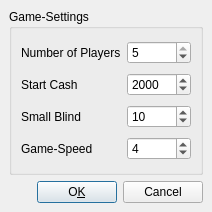
First picture: the form in src/gui/qt/newgamedialog.ui, repository pokerth/pokerth, before the edit.
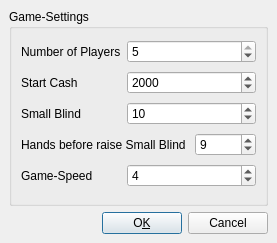
Second picture: the form after the edit.

```diff
--- a/src/gui/qt/newgamedialog.ui
+++ b/src/gui/qt/newgamedialog.ui
@@ -5,8 +5,8 @@
    <rect>
     <x>0</x>
     <y>0</y>
-    <width>212</width>
-    <height>212</height>
+    <width>277</width>
+    <height>243</height>
    </rect>
   </property>
   <property name="windowTitle" >
@@ -31,7 +31,47 @@
       <property name="spacing" >
        <number>6</number>
       </property>
-      <item row="0" column="1" >
+      <item row="4" column="1" colspan="2" >
+       <widget class="QSpinBox" name="spinBox_gameSpeed" >
+        <property name="maximum" >
+         <number>11</number>
+        </property>
+        <property name="minimum" >
+         <number>1</number>
+        </property>
+        <property name="singleStep" >
+         <number>1</number>
+        </property>
+        <property name="value" >
+         <number>4</number>
+        </property>
+       </widget>
+      </item>
+      <item row="3" column="0" colspan="2" >
+       <widget class="QLabel" name="label_14" >
+        <property name="text" >
+         <string>Hands before raise Small Blind</string>
+        </property>
+       </widget>
+      </item>
+      <item row="3" column="2" >
+       <widget class="QSpinBox" name="spinBox_handsBeforeRaiseSmallBlind" >
+        <property name="minimum" >
+         <number>1</number>
+        </property>
+        <property name="value" >
+         <number>9</number>
+        </property>
+       </widget>
+      </item>
+      <item row="4" column="0" >
+       <widget class="QLabel" name="label" >
+        <property name="text" >
+         <string>Game-Speed</string>
+        </property>
+       </widget>
+      </item>
+      <item row="0" column="1" colspan="2" >
        <widget class="QSpinBox" name="spinBox_quantityPlayers" >
         <property name="maximum" >
          <number>5</number>
@@ -44,7 +84,7 @@
         </property>
        </widget>
       </item>
-      <item row="2" column="1" >
+      <item row="2" column="1" colspan="2" >
        <widget class="QSpinBox" name="spinBox_smallBlind" >
         <property name="maximum" >
          <number>500</number>
@@ -57,7 +97,7 @@
         </property>
        </widget>
       </item>
-      <item row="1" column="1" >
+      <item row="1" column="1" colspan="2" >
        <widget class="QSpinBox" name="spinBox_startCash" >
         <property name="maximum" >
          <number>5000</number>
@@ -77,13 +117,6 @@
         </property>
        </widget>
       </item>
-      <item row="3" column="0" >
-       <widget class="QLabel" name="label" >
-        <property name="text" >
-         <string>Game-Speed</string>
-        </property>
-       </widget>
-      </item>
       <item row="2" column="0" >
        <widget class="QLabel" name="label_3" >
         <property name="text" >
@@ -98,22 +131,6 @@
         </property>
        </widget>
       </item>
-      <item row="3" column="1" >
-       <widget class="QSpinBox" name="spinBox_gameSpeed" >
-        <property name="maximum" >
-         <number>11</number>
-        </property>
-        <property name="minimum" >
-         <number>1</number>
-        </property>
-        <property name="singleStep" >
-         <number>1</number>
-        </property>
-        <property name="value" >
-         <number>4</number>
-        </property>
-       </widget>
-      </item>
      </layout>
     </widget>
    </item>
```
